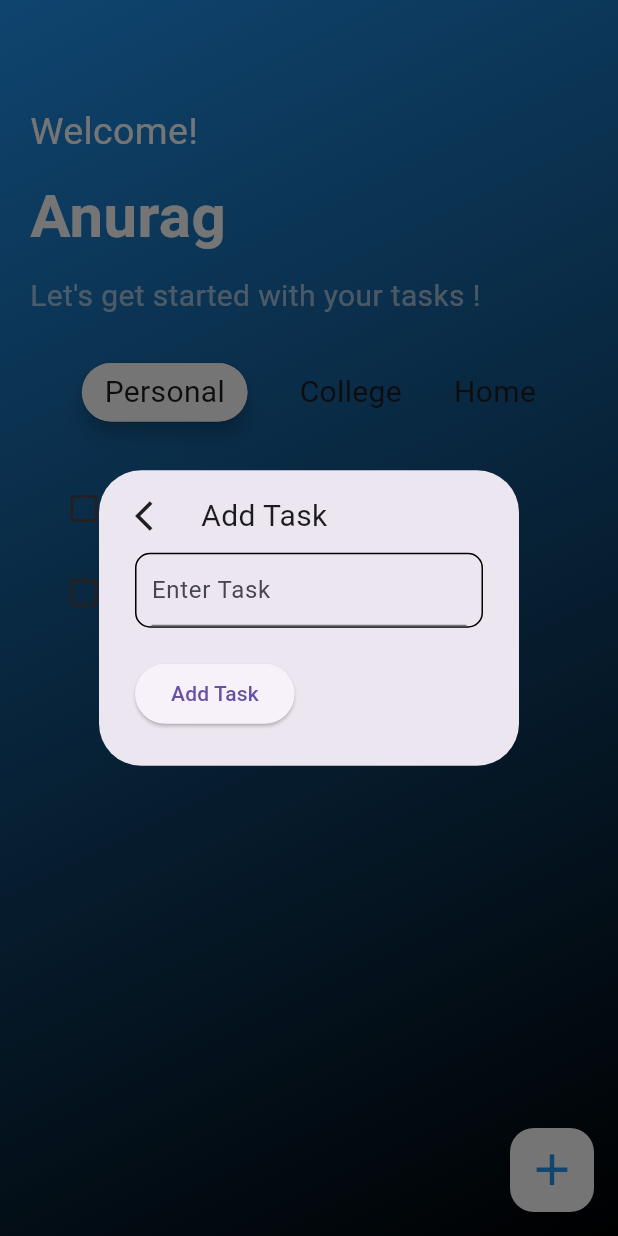
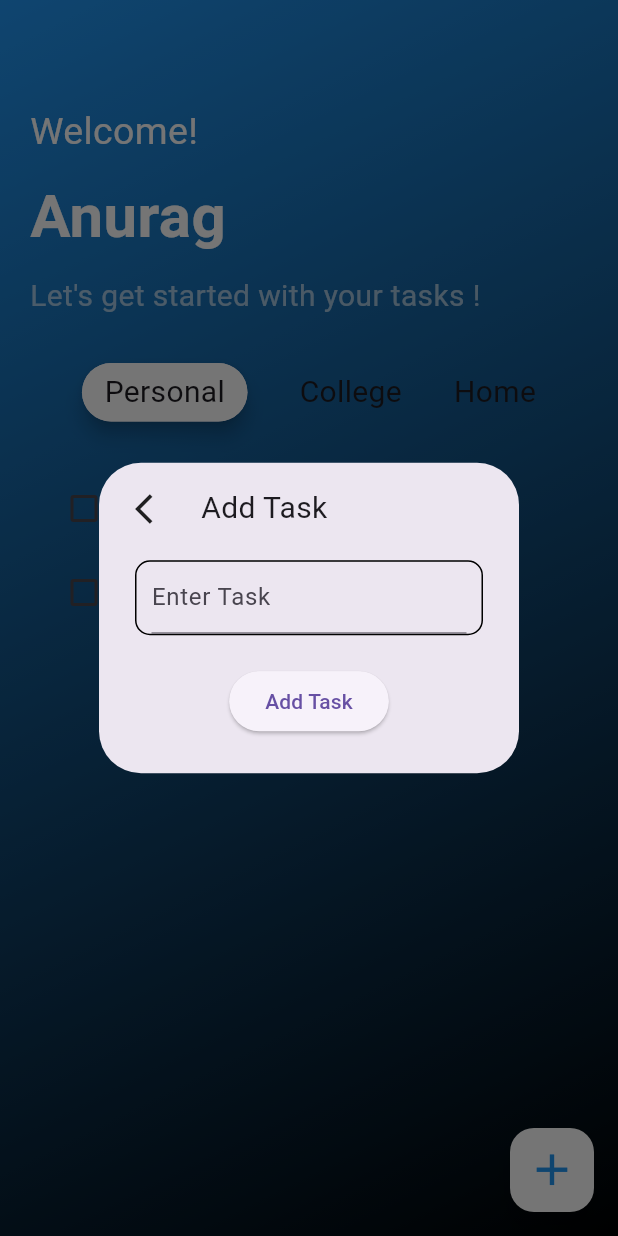
Before and after one commit to BugRuster/todo, a Flutter app: the screen it shows after launch, after a tap on the "add" icon, on a phone screen of 412 x 824 dp. Run offline on Flutter 3.47's test engine with Material 3 defaults, Android fonts, the phone set to English and light mode, and no system bars; our stand-ins replace firebase_core, get, pin_code_fields; accounts and stored records are empty.

Commit message:
Task adding Pop-up created and added to the logic

```diff
--- a/lib/AppScreensMain/TODO_1.dart
+++ b/lib/AppScreensMain/TODO_1.dart
@@ -13,6 +13,7 @@ class TODO_1 extends StatefulWidget {
 class _TODO_1State extends State<TODO_1> {
   bool Personal = true, College = false, Home = false;
   bool suggest = false;
+  TextEditingController task = TextEditingController();
   @override
   Widget build(BuildContext context) {
     return Scaffold(
@@ -165,7 +166,7 @@ class _TODO_1State extends State<TODO_1> {
             CheckboxListTile(
               activeColor: Colors.white,
               checkColor: Colors.blue,
-              title: Text("Suggest me tasks"),
+              title: Text("Suggest me tasks", style: TextStyle(color: Colors.white),),
               value: suggest, onChanged: (newValues){
               setState(() {
                 suggest = newValues!;
@@ -176,7 +177,7 @@ class _TODO_1State extends State<TODO_1> {
             CheckboxListTile(
               activeColor: Colors.white,
               checkColor: Colors.blue,
-              title: Text("Let's do some Code !"),
+              title: Text("Let's do some Code !", style: TextStyle(color: Colors.white),),
               value: suggest, onChanged: (newValues){
               setState(() {
                 suggest = newValues!;
@@ -206,7 +207,7 @@ class _TODO_1State extends State<TODO_1> {
                 SizedBox(width: 20),
                 Text("Add Task", style: TextStyle(fontSize: 20),),
               ],),
-              SizedBox(height: 10),
+              SizedBox(height: 20),
               Container(
                 padding: EdgeInsets.symmetric(horizontal: 10),
                 decoration: BoxDecoration(
@@ -214,18 +215,20 @@ class _TODO_1State extends State<TODO_1> {
                   borderRadius: BorderRadius.circular(10),
                 ),
                 child: TextField(
+                  controller: task,
                   decoration: InputDecoration(
                     hintText: "Enter Task",
                   ),
                 ),
               ),
-              SizedBox(height: 10),
-              SizedBox(height: 10),
-              ElevatedButton(
-                onPressed: () {
-                  Navigator.pop(context);
-                },
-                child: Text("Add Task"),
+              SizedBox(height: 20),
+              Center(
+                child: ElevatedButton(
+                  onPressed: () {
+                    Navigator.pop(context);
+                  },
+                  child: Text("Add Task"),
+                ),
               ),
             ],
           ),
```
